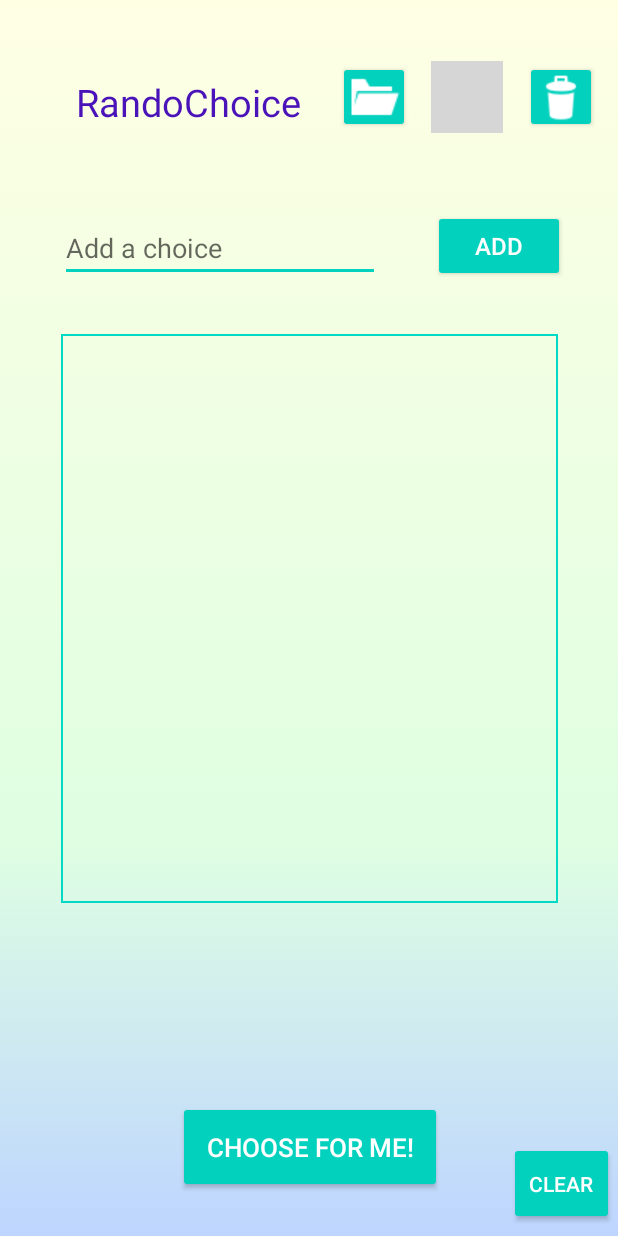
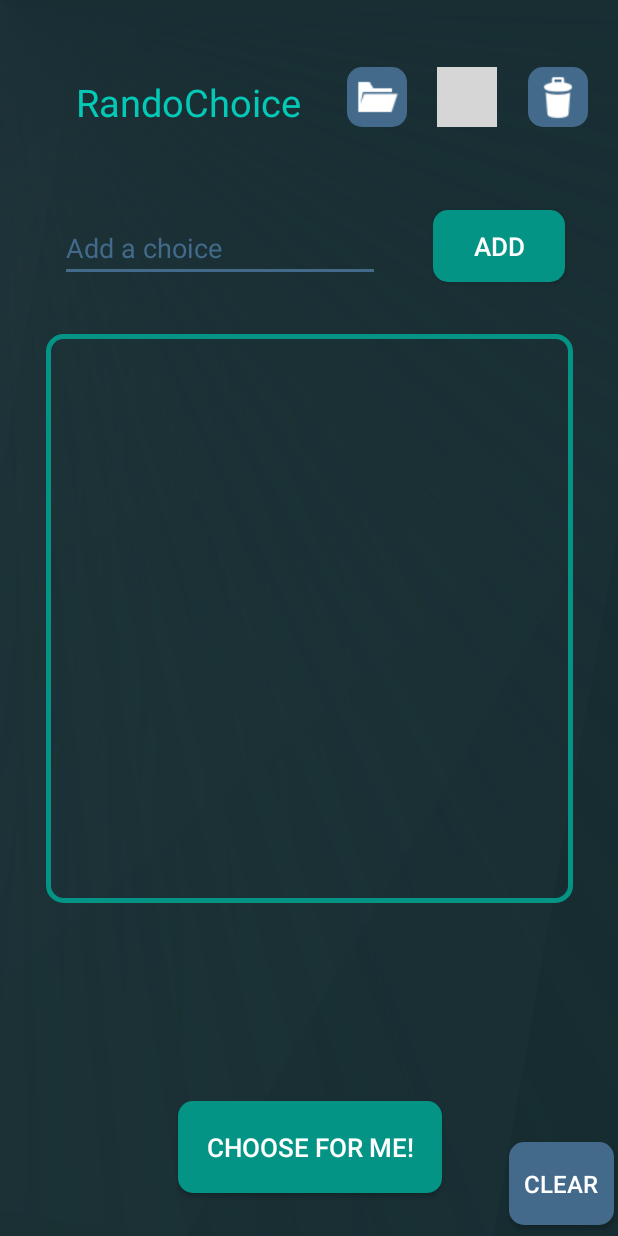
Before and after one commit to lewishay/RandoChoice, an Android app: the screen it shows after launch (MainActivity), on a phone screen of 412 x 824 dp. Run offline under Robolectric (Android 15) with nearby library versions, the phone set to English and light mode, and no system bars; Roboto replaces fonts that are not available here; grey boxes are pictures that could not be loaded.

Commit message:
Visual redesign

```diff
--- a/app/src/main/java/com/example/randochoice/MainActivity.kt
+++ b/app/src/main/java/com/example/randochoice/MainActivity.kt
@@ -1,14 +1,19 @@
 package com.example.randochoice
 
 import android.animation.AnimatorInflater
+import android.graphics.Color
+import android.graphics.drawable.GradientDrawable
 import android.media.AudioAttributes
 import android.media.SoundPool
 import android.os.Bundle
 import android.view.animation.AnimationUtils
+import android.view.View
+import android.view.ViewGroup
 import android.widget.*
 import android.widget.AdapterView.OnItemClickListener
 import androidx.appcompat.app.AppCompatActivity
 import androidx.core.animation.doOnEnd
+
 import java.lang.StrictMath.abs
 import kotlin.random.Random
 
@@ -27,8 +32,24 @@ class MainActivity : AppCompatActivity() {
         val clearListButton = findViewById<Button>(R.id.clearButton)
         val choiceListView = findViewById<ListView>(R.id.choiceList)
         val choiceList = ArrayList<String>()
-        val choiceListAdapter = ArrayAdapter(this, android.R.layout.simple_list_item_1, choiceList)
+
+        // The getView override here is needed to change the ListView text colour
+        val choiceListAdapter = object : ArrayAdapter<String>(this, android.R.layout.simple_list_item_1, choiceList) {
+            override fun getView(position: Int, convertView: View?, parent: ViewGroup): View {
+                val view = super.getView(position, convertView, parent)
+                view.findViewById<TextView>(android.R.id.text1).setTextColor(Color.parseColor("#69a5d6"))
+                view.layoutParams.height = 150
+                return view
+            }
+        }
         choiceListView.adapter = choiceListAdapter
+
+        // More changes to ListView styling because it sucks and can't be changed in activity_main.xml
+        val dividerDrawable = GradientDrawable().apply {
+            setColor(resources.getColor(R.color.colorGreenDark))
+            setSize(3, 3)
+        }
+        choiceListView.divider = dividerDrawable
         val resultTextView = findViewById<TextView>(R.id.result)
 
         val audioAttrib = AudioAttributes.Builder()
--- a/app/src/main/res/animator/list_item_animation.xml
+++ b/app/src/main/res/animator/list_item_animation.xml
@@ -2,5 +2,5 @@
 <objectAnimator xmlns:android="http://schemas.android.com/apk/res/android"
     android:duration="100"
     android:propertyName="backgroundColor"
-    android:valueFrom="@color/colorAccent"
+    android:valueFrom="@color/colorGreen"
     android:valueTo="@android:color/transparent" />
--- a/app/src/main/res/drawable/gradient.xml
+++ b/app/src/main/res/drawable/gradient.xml
@@ -1,14 +1,43 @@
 <?xml version="1.0" encoding="utf-8"?>
-<selector xmlns:android="http://schemas.android.com/apk/res/android">
+<layer-list xmlns:android="http://schemas.android.com/apk/res/android">
     <item>
         <shape>
-            <gradient
-                android:type="linear"
-                android:startColor="#FFFFE4"
-                android:centerColor="#DFFFE2"
-                android:centerY="68%"
-                android:endColor="#BED5FF"
-                android:angle="270" />
+            <solid android:color="#14292c" />
         </shape>
     </item>
-</selector>
+    <item>
+        <rotate android:fromDegrees="70" android:toDegrees="0" android:pivotY="0%" android:pivotX="20%">
+            <shape>
+                <gradient android:type="sweep" android:centerX="0" android:centerY="0" android:startColor="#253840" android:centerColor="@android:color/transparent" android:endColor="@android:color/transparent"/>
+            </shape>
+        </rotate>
+    </item>
+    <item>
+        <rotate android:fromDegrees="50" android:toDegrees="0" android:pivotY="20%" android:pivotX="25%">
+            <shape>
+                <gradient android:type="sweep" android:centerX="0" android:centerY="0" android:startColor="#263b3f" android:centerColor="@android:color/transparent" android:endColor="@android:color/transparent"/>
+            </shape>
+        </rotate>
+    </item>
+    <item>
+        <rotate android:fromDegrees="30" android:toDegrees="0" android:pivotY="30%" android:pivotX="30%">
+            <shape>
+                <gradient android:type="sweep" android:centerX="0" android:centerY="0" android:startColor="#22393c" android:centerColor="@android:color/transparent" android:endColor="@android:color/transparent"/>
+            </shape>
+        </rotate>
+    </item>
+    <item>
+        <rotate android:fromDegrees="10" android:toDegrees="0" android:pivotY="40%" android:pivotX="35%">
+            <shape>
+                <gradient android:type="sweep" android:centerX="0" android:centerY="0" android:startColor="#1e3439" android:centerColor="@android:color/transparent" android:endColor="@android:color/transparent"/>
+            </shape>
+        </rotate>
+    </item>
+    <item>
+        <rotate android:fromDegrees="0" android:toDegrees="0" android:pivotY="50%" android:pivotX="40%">
+            <shape>
+                <gradient android:type="sweep" android:centerX="0" android:centerY="0" android:startColor="#182e33" android:centerColor="@android:color/transparent" android:endColor="@android:color/transparent"/>
+            </shape>
+        </rotate>
+    </item>
+</layer-list>
--- a/app/src/main/res/drawable/green_border.xml
+++ b/app/src/main/res/drawable/green_border.xml
@@ -1,5 +1,6 @@
 <?xml version="1.0" encoding="utf-8"?>
 <shape xmlns:android="http://schemas.android.com/apk/res/android" android:shape="rectangle">
     <solid android:color="@android:color/transparent"/>
-    <stroke android:width="1dip" android:color="#03dac5"/>
+    <stroke android:width="3dp" android:color="@color/colorGreenDark"/>
+    <corners android:radius="10dp"/>
 </shape>
--- /dev/null
+++ b/app/src/main/res/drawable/rounded_corner_button_blue.xml
@@ -0,0 +1,5 @@
+<?xml version="1.0" encoding="utf-8"?>
+<shape xmlns:android="http://schemas.android.com/apk/res/android">
+    <solid android:color="@color/colorBlueDark" />
+    <corners android:radius="10dp" />
+</shape>
--- /dev/null
+++ b/app/src/main/res/drawable/rounded_corner_button_green.xml
@@ -0,0 +1,5 @@
+<?xml version="1.0" encoding="utf-8"?>
+<shape xmlns:android="http://schemas.android.com/apk/res/android">
+    <solid android:color="@color/colorGreenDark" />
+    <corners android:radius="10dp" />
+</shape>
--- a/app/src/main/res/layout/activity_main.xml
+++ b/app/src/main/res/layout/activity_main.xml
@@ -15,7 +15,8 @@
         android:layout_width="70dp"
         android:layout_height="55dp"
         android:text="@string/clear"
-        android:textColorLink="@color/colorAccent"
+        android:textSize="16sp"
+        android:background="@drawable/rounded_corner_button_blue"
         app:layout_constraintBottom_toBottomOf="parent"
         app:layout_constraintEnd_toEndOf="parent"
         app:layout_constraintHorizontal_bias="0.945"
@@ -31,7 +32,7 @@
         android:layout_marginBottom="16dp"
         android:text="@string/choose_for_me"
         android:textSize="17sp"
-        android:textColorLink="@color/colorAccent"
+        android:background="@drawable/rounded_corner_button_green"
         app:layout_constraintBottom_toBottomOf="parent"
         app:layout_constraintEnd_toEndOf="parent"
         app:layout_constraintHorizontal_bias="0.502"
@@ -50,7 +51,7 @@
         android:paddingRight="10dp"
         android:paddingBottom="10dp"
         android:text="@string/welcome_text"
-        android:textColor="#4A13BA"
+        android:textColor="@color/colorGreen"
         android:textSize="25sp"
         app:layout_constraintBottom_toTopOf="@+id/choiceInput"
         app:layout_constraintEnd_toEndOf="parent"
@@ -67,6 +68,9 @@
         android:hint="@string/inputText"
         android:importantForAutofill="no"
         android:inputType="text"
+        android:textColor="@color/colorBlue"
+        android:textColorHint="@color/colorBlueDark"
+        android:backgroundTint="@color/colorBlueDark"
         app:layout_constraintBottom_toTopOf="@+id/choiceList"
         app:layout_constraintEnd_toEndOf="parent"
         app:layout_constraintHorizontal_bias="0.202"
@@ -76,7 +80,7 @@
 
     <ListView
         android:id="@+id/choiceList"
-        android:layout_width="331dp"
+        android:layout_width="351dp"
         android:layout_height="379dp"
         android:background="@drawable/green_border"
         app:layout_constraintBottom_toBottomOf="parent"
@@ -92,8 +96,8 @@
         android:layout_width="wrap_content"
         android:layout_height="wrap_content"
         android:text="@string/addText"
-        android:textSize="16sp"
-        android:textColorLink="@color/colorAccent"
+        android:textSize="17sp"
+        android:background="@drawable/rounded_corner_button_green"
         app:layout_constraintBottom_toTopOf="@+id/choiceList"
         app:layout_constraintEnd_toEndOf="parent"
         app:layout_constraintHorizontal_bias="0.5"
@@ -107,22 +111,24 @@
         android:layout_height="wrap_content"
         android:fontFamily="@font/abeezee"
         android:text=""
-        android:textColor="#4A13BA"
-        android:textSize="29sp"
+        android:textColor="@color/colorBlue"
+        android:textSize="30sp"
         app:layout_constraintBottom_toTopOf="@+id/choiceButton"
         app:layout_constraintEnd_toEndOf="parent"
         app:layout_constraintHorizontal_bias="0.5"
         app:layout_constraintStart_toStartOf="parent"
         app:layout_constraintTop_toBottomOf="@+id/choiceList"
-        app:layout_constraintVertical_bias="0.623" />
+        app:layout_constraintVertical_bias="0.55" />
 
     <ImageButton
         android:id="@+id/loadButton"
-        style="@style/Widget.AppCompat.Button.Colored"
-        android:layout_width="48dp"
-        android:layout_height="48dp"
+        android:layout_width="40dp"
+        android:layout_height="40dp"
         android:contentDescription="@string/load"
+        android:padding="0dp"
+        android:scaleType="fitCenter"
         android:src="@drawable/ic_action_folder_open"
+        android:background="@drawable/rounded_corner_button_blue"
         app:layout_constraintBottom_toTopOf="@+id/addButton"
         app:layout_constraintEnd_toStartOf="@+id/saveButton"
         app:layout_constraintStart_toEndOf="@+id/title"
@@ -131,13 +137,13 @@
 
     <ImageButton
         android:id="@+id/saveButton"
-        style="@style/Widget.AppCompat.Button.Colored"
-        android:layout_width="48dp"
-        android:layout_height="48dp"
+        android:layout_width="40dp"
+        android:layout_height="40dp"
         android:contentDescription="@string/save"
-        android:padding="4dp"
+        android:padding="2dp"
         android:scaleType="fitCenter"
         android:src="@drawable/ic_action_save"
+        android:background="@drawable/rounded_corner_button_blue"
         app:layout_constraintBottom_toTopOf="@+id/addButton"
         app:layout_constraintEnd_toStartOf="@+id/deleteButton"
         app:layout_constraintStart_toEndOf="@+id/loadButton"
@@ -146,13 +152,13 @@
 
     <ImageButton
         android:id="@+id/deleteButton"
-        style="@style/Widget.AppCompat.Button.Colored"
-        android:layout_width="48dp"
-        android:layout_height="48dp"
+        android:layout_width="40dp"
+        android:layout_height="40dp"
         android:contentDescription="@string/save"
-        android:padding="4dp"
+        android:padding="1dp"
         android:scaleType="fitCenter"
         android:src="@drawable/ic_action_trash"
+        android:background="@drawable/rounded_corner_button_blue"
         app:layout_constraintBottom_toTopOf="@+id/addButton"
         app:layout_constraintEnd_toEndOf="parent"
         app:layout_constraintStart_toEndOf="@+id/saveButton"
--- a/app/src/main/res/values/colors.xml
+++ b/app/src/main/res/values/colors.xml
@@ -1,6 +1,7 @@
 <?xml version="1.0" encoding="utf-8"?>
 <resources>
-    <color name="colorPrimary">#6200EE</color>
-    <color name="colorPrimaryDark">#3700B3</color>
-    <color name="colorAccent">#02d1bd</color>
+    <color name="colorBlue">#69a5d6</color>
+    <color name="colorBlueDark">#436a8a</color>
+    <color name="colorGreen">#04c9b6</color>
+    <color name="colorGreenDark">#039486</color>
 </resources>
--- a/app/src/main/res/values/styles.xml
+++ b/app/src/main/res/values/styles.xml
@@ -1,11 +1,8 @@
 <resources>
     <!-- Base application theme. -->
     <style name="AppTheme" parent="Theme.AppCompat.Light.NoActionBar">
-        <!-- Customize your theme here. -->
-        <item name="colorPrimary">@color/colorPrimary</item>
-        <item name="colorPrimaryDark">@color/colorPrimaryDark</item>
-        <item name="colorAccent">@color/colorAccent</item>
-        <item name="android:navigationBarColor">@color/colorPrimaryDark</item>
+        <item name="android:navigationBarColor">@color/colorBlueDark</item>
+        <item name="android:statusBarColor">@color/colorBlueDark</item>
     </style>
 
 </resources>
```
Also changed, not shown: 4 other files.
